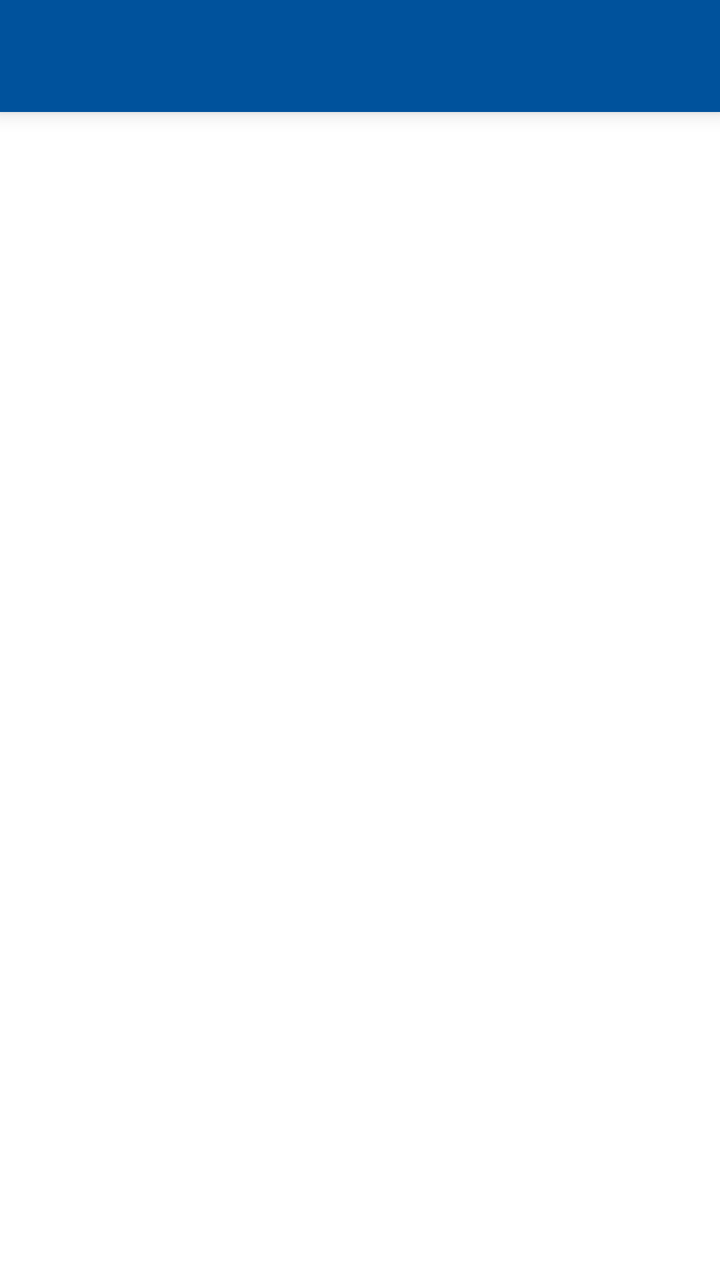
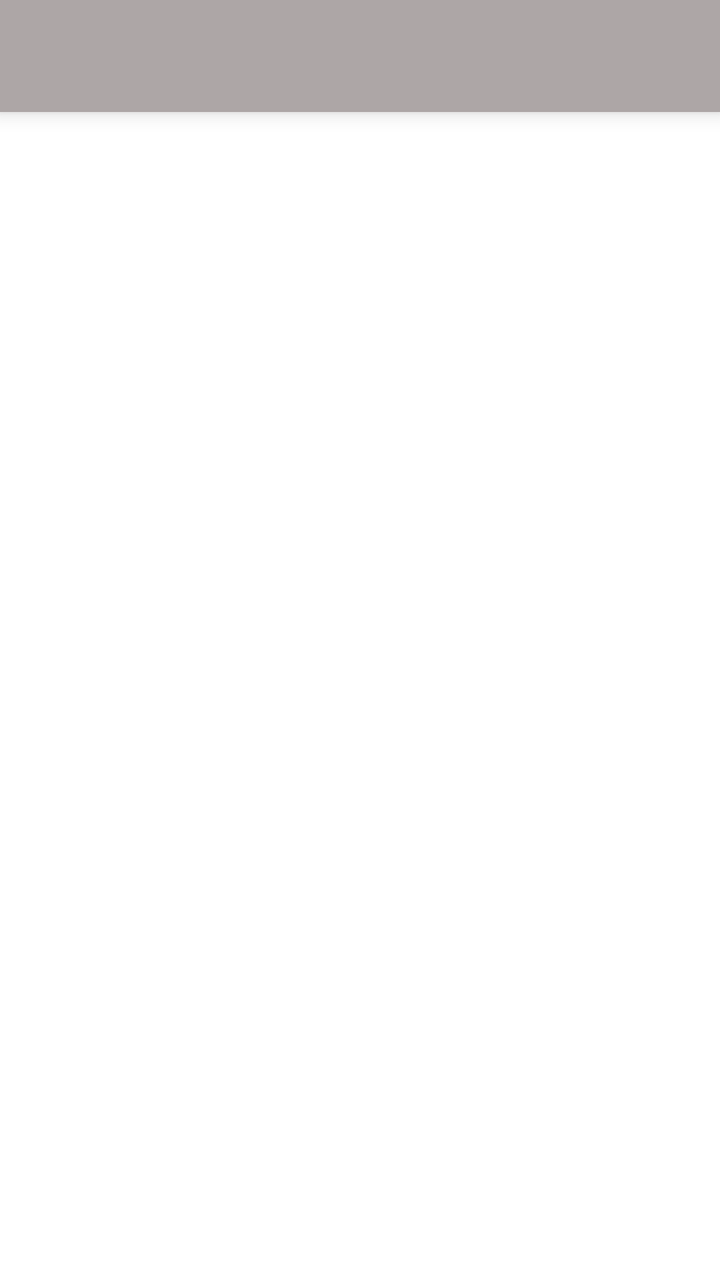

The first picture is an Android layout as it rendered before a commit; the second is the same layout after the commit. The layout source and the unified diff follow.
<!-- AndroidManifest.xml: application theme AppNewTheme -->
<!-- res/layout/custom_tabbed_layout.xml -->
<RelativeLayout
    xmlns:android="http://schemas.android.com/apk/res/android"
    xmlns:app="http://schemas.android.com/apk/res-auto"
    xmlns:tools="http://schemas.android.com/tools"
    android:layout_width="match_parent"
    android:layout_height="match_parent"
    tools:context=".MainActivity">

    <com.google.android.material.tabs.TabLayout
        android:id="@+id/OperationsTabLayout"
        android:layout_width="match_parent"
        android:layout_height="wrap_content"
        android:background="?attr/colorPrimary"
        android:elevation="6dp"
        android:minHeight="?attr/actionBarSize"
        android:theme="@style/ThemeOverlay.AppCompat.Dark.ActionBar"/>

    <androidx.viewpager.widget.ViewPager
        android:id="@+id/OperationsPager"
        android:layout_width="match_parent"
        android:layout_height="fill_parent"
        android:layout_below="@id/OperationsTabLayout"/>
</RelativeLayout>
<!-- resources referenced by this layout -->
<resources>
  <style name="AppNewTheme" parent="Theme.MaterialComponents.Light.NoActionBar">
          <item name="colorPrimary">@color/colorPrimary</item>
          <item name="colorPrimaryDark">@color/colorPrimaryDark</item>
          <item name="colorAccent">@color/colorPrimary</item>
          <item name="android:textAllCaps">false</item>
          <item name="windowActionBar">false</item>
          <item name="windowNoTitle">true</item>
          <item name="actionButtonStyle">@style/ActionButtonStyle</item>
          <item name="actionBarTabTextStyle">@style/ActionTabTextStyle</item>
      </style>
  <color name="colorPrimary">#00529c</color>
  <color name="colorPrimaryDark">#3F51B5</color>
  <style name="ActionButtonStyle">
          <item name="android:minWidth">0dp</item>
          <item name="android:paddingLeft">0dp</item>
          <item name="android:paddingRight">5dp</item>
      </style>
  <style name="ActionTabTextStyle">
          <item name="android:textAllCaps">false</item>
      </style>
</resources>

<!-- the commit's change to res/layout/custom_tabbed_layout.xml (unified diff, before → after) -->
@@ -10,14 +10,16 @@
         android:id="@+id/OperationsTabLayout"
         android:layout_width="match_parent"
         android:layout_height="wrap_content"
-        android:background="?attr/colorPrimary"
+        android:background="@color/colorBlue01"
         android:elevation="6dp"
         android:minHeight="?attr/actionBarSize"
-        android:theme="@style/ThemeOverlay.AppCompat.Dark.ActionBar"/>
+        android:theme="@style/ThemeOverlay.AppCompat.Dark.ActionBar"
+        tools:ignore="SpeakableTextPresentCheck" />
 
     <androidx.viewpager.widget.ViewPager
         android:id="@+id/OperationsPager"
         android:layout_width="match_parent"
         android:layout_height="fill_parent"
-        android:layout_below="@id/OperationsTabLayout"/>
+        android:layout_below="@id/OperationsTabLayout"
+        tools:ignore="SpeakableTextPresentCheck" />
 </RelativeLayout>
<!-- resource entries referenced after the edit -->
@@ -1,5 +1,6 @@
 <!-- resources referenced by this layout -->
 <resources>
+  <color name="colorBlue01">#ada6a6</color>
   <style name="AppNewTheme" parent="Theme.MaterialComponents.Light.NoActionBar">
           <item name="colorPrimary">@color/colorPrimary</item>
           <item name="colorPrimaryDark">@color/colorPrimaryDark</item>
